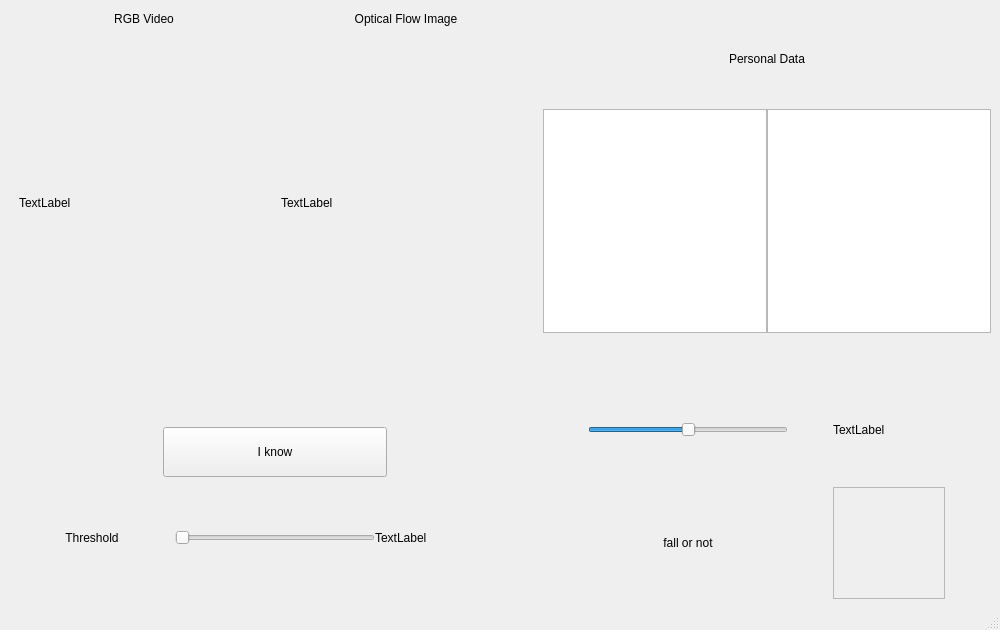
Above: windows/untitled.ui from NeonHo/Nirvana_Fall_Detection_System before the change. Below: the same form after it.
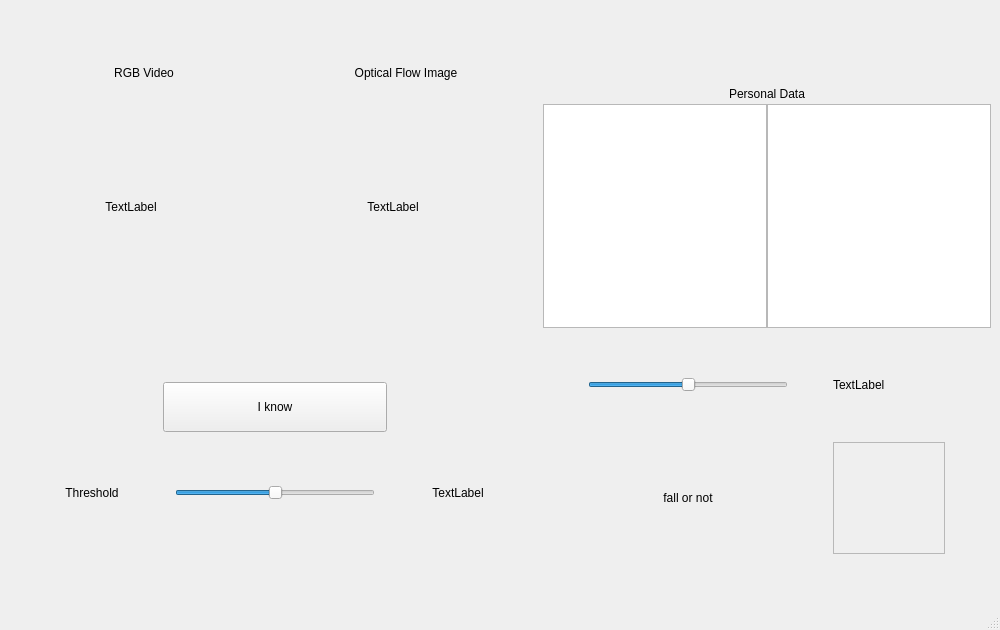
That is the form after the change.

What changed in the file:
```diff
--- a/windows/untitled.ui
+++ b/windows/untitled.ui
@@ -146,7 +146,7 @@
           <property name="minimumSize">
            <size>
             <width>448</width>
-            <height>20</height>
+            <height>50</height>
            </size>
           </property>
           <property name="maximumSize">
@@ -167,6 +167,12 @@
          <layout class="QGridLayout" name="gridLayout_2_1">
           <item row="0" column="0">
            <widget class="QGraphicsView" name="graphicsView_poto">
+            <property name="sizePolicy">
+             <sizepolicy hsizetype="Fixed" vsizetype="Fixed">
+              <horstretch>0</horstretch>
+              <verstretch>0</verstretch>
+             </sizepolicy>
+            </property>
             <property name="minimumSize">
              <size>
               <width>224</width>
@@ -183,6 +189,12 @@
           </item>
           <item row="0" column="1">
            <widget class="QTextBrowser" name="textBrowser_data">
+            <property name="sizePolicy">
+             <sizepolicy hsizetype="Fixed" vsizetype="Fixed">
+              <horstretch>0</horstretch>
+              <verstretch>0</verstretch>
+             </sizepolicy>
+            </property>
             <property name="minimumSize">
              <size>
               <width>224</width>
@@ -270,16 +282,58 @@
         </item>
         <item row="1" column="0">
          <widget class="QLabel" name="label_rgb">
+          <property name="sizePolicy">
+           <sizepolicy hsizetype="Fixed" vsizetype="Fixed">
+            <horstretch>0</horstretch>
+            <verstretch>0</verstretch>
+           </sizepolicy>
+          </property>
+          <property name="minimumSize">
+           <size>
+            <width>224</width>
+            <height>224</height>
+           </size>
+          </property>
+          <property name="maximumSize">
+           <size>
+            <width>224</width>
+            <height>224</height>
+           </size>
+          </property>
           <property name="text">
            <string>TextLabel</string>
           </property>
+          <property name="alignment">
+           <set>Qt::AlignCenter</set>
+          </property>
          </widget>
         </item>
         <item row="1" column="1">
          <widget class="QLabel" name="label_fl">
+          <property name="sizePolicy">
+           <sizepolicy hsizetype="Fixed" vsizetype="Fixed">
+            <horstretch>0</horstretch>
+            <verstretch>0</verstretch>
+           </sizepolicy>
+          </property>
+          <property name="minimumSize">
+           <size>
+            <width>224</width>
+            <height>224</height>
+           </size>
+          </property>
+          <property name="maximumSize">
+           <size>
+            <width>224</width>
+            <height>224</height>
+           </size>
+          </property>
           <property name="text">
            <string>TextLabel</string>
           </property>
+          <property name="alignment">
+           <set>Qt::AlignCenter</set>
+          </property>
          </widget>
         </item>
        </layout>
@@ -302,6 +356,18 @@
               <height>16777215</height>
              </size>
             </property>
+            <property name="maximum">
+             <number>10</number>
+            </property>
+            <property name="singleStep">
+             <number>1</number>
+            </property>
+            <property name="pageStep">
+             <number>1</number>
+            </property>
+            <property name="sliderPosition">
+             <number>5</number>
+            </property>
             <property name="orientation">
              <enum>Qt::Horizontal</enum>
             </property>
@@ -322,6 +388,9 @@
             <property name="text">
              <string>TextLabel</string>
             </property>
+            <property name="alignment">
+             <set>Qt::AlignCenter</set>
+            </property>
            </widget>
           </item>
          </layout>
```
Left out of the diff: 2 changed lines with no effect on the pictures.
